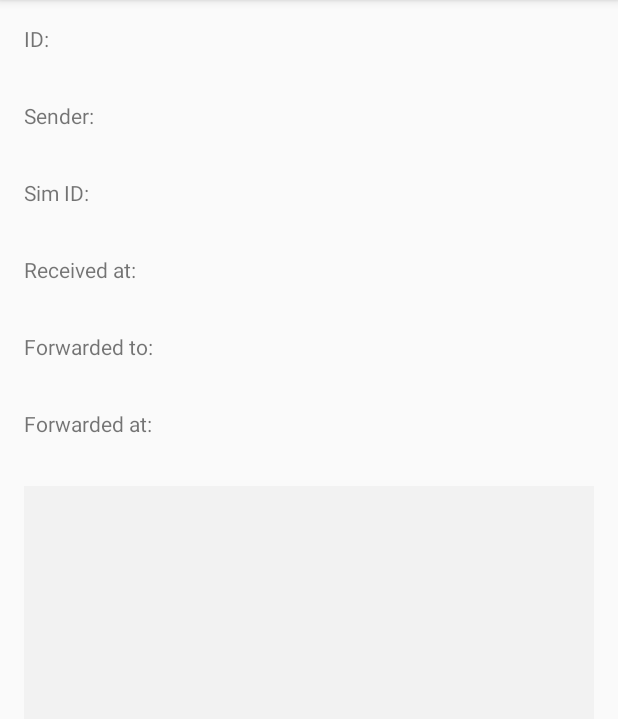
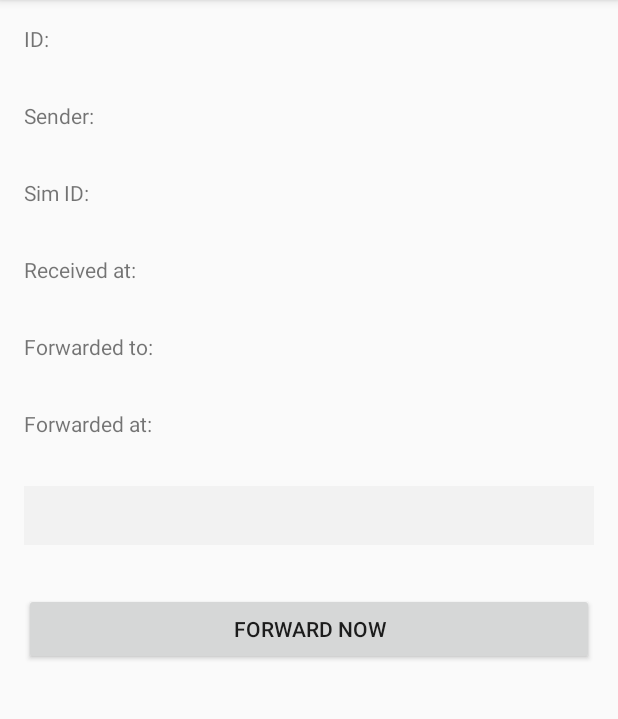
Before and after one commit to pablotp/sms_forwarder, an Android app: the MessageDetailsFragment screen opened directly, with no data from a screen before it, on a phone screen of 412 x 824 dp, the part 84-803 px from its top. Run offline under Robolectric (Android 15) with nearby library versions, the light colour scheme and no system bars; our stand-ins replace Room's generated code; 7 statements that could not run were skipped.

Commit message:
Add Forward Now button

```diff
--- a/app/src/main/res/layout/message_details_fragment.xml
+++ b/app/src/main/res/layout/message_details_fragment.xml
@@ -124,15 +124,28 @@
 
     <LinearLayout
         android:layout_width="match_parent"
-        android:layout_height="match_parent"
+        android:layout_height="wrap_content"
         android:orientation="horizontal"
         android:padding="16dp">
 
         <TextView
             android:id="@+id/message_content"
             android:layout_width="match_parent"
-            android:layout_height="match_parent"
+            android:layout_height="wrap_content"
             android:background="@color/backgroundContent"
             android:padding="10dp" />
     </LinearLayout>
+
+    <LinearLayout
+        android:layout_width="match_parent"
+        android:layout_height="match_parent"
+        android:orientation="horizontal"
+        android:padding="16dp">
+
+        <Button
+            android:id="@+id/message_forward_now"
+            android:layout_width="match_parent"
+            android:layout_height="wrap_content"
+            android:text="@string/message_forward_now_label" />
+    </LinearLayout>
 </LinearLayout>
--- a/app/src/main/res/values/strings.xml
+++ b/app/src/main/res/values/strings.xml
@@ -6,6 +6,7 @@
     <string name="message_received_at_label" translatable="false">Received at:</string>
     <string name="message_forwarded_to_label" translatable="false">Forwarded to:</string>
     <string name="message_forwarded_at_label" translatable="false">Forwarded at:</string>
+    <string name="message_forward_now_label" translatable="false">Forward Now</string>
     <string name="title_activity_settings">Settings</string>
 
     <!-- Strings related to Settings -->
```
Also changed, not shown: app/src/main/java/com/pablotorregrosapaez/smsforwarder/fragment/MessageDetailsFragment.java (+26 -0 lines).
